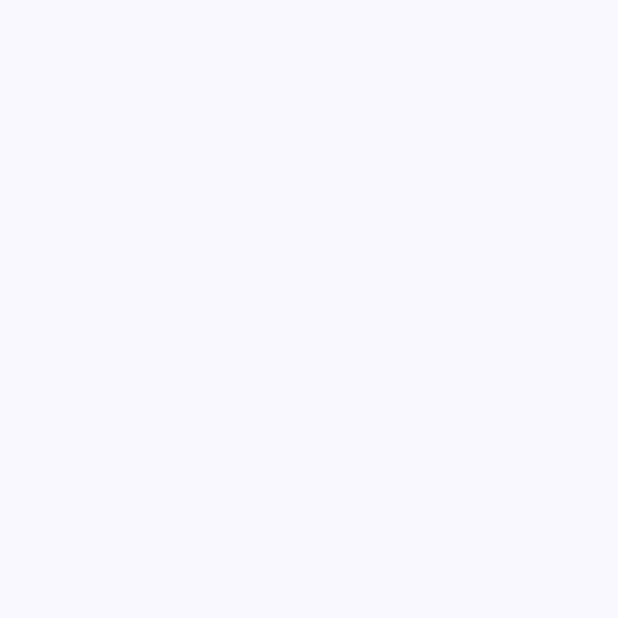
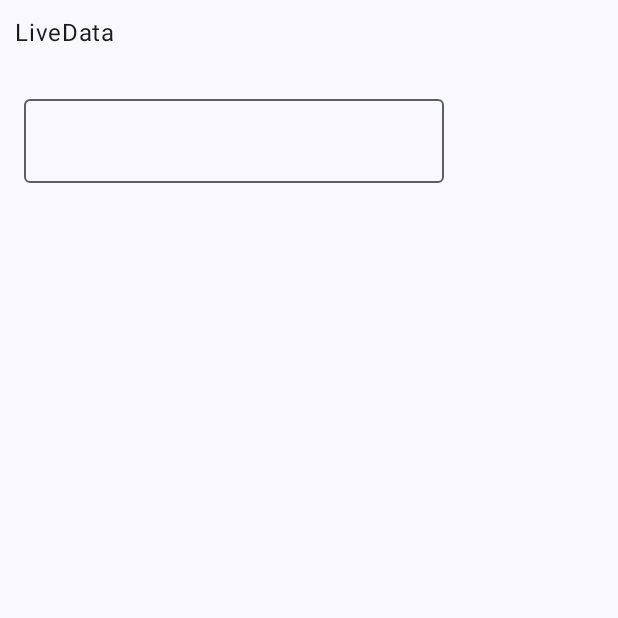
Before and after one commit to ShawnFlynn/TextFieldViewModels, an Android app built with Jetpack Compose: the screen it shows after launch (MainActivity), on a phone screen of 412 x 824 dp, the top half of it. Before the commit the part shown is empty. Run offline under Robolectric (Android 15) with nearby library versions, the phone set to English and light mode, and no system bars; our stand-ins replace livedata-compose.

Commit message:
LiveData implementation

```diff
--- a/app/build.gradle.kts
+++ b/app/build.gradle.kts
@@ -51,7 +51,7 @@ android {
 
 dependencies {
 
-	implementation("androidx.core:core-ktx:1.9.0")
+	implementation("androidx.core:core-ktx:1.10.1")
 	implementation("androidx.lifecycle:lifecycle-runtime-ktx:2.6.1")
 	implementation("androidx.activity:activity-compose:1.7.2")
 	implementation(platform("androidx.compose:compose-bom:2023.03.00"))
@@ -59,6 +59,7 @@ dependencies {
 	implementation("androidx.compose.ui:ui-graphics")
 	implementation("androidx.compose.ui:ui-tooling-preview")
 	implementation("androidx.compose.material3:material3")
+	implementation("androidx.compose.runtime:runtime-livedata:1.5.0")
 	testImplementation("junit:junit:4.13.2")
 	androidTestImplementation("androidx.test.ext:junit:1.1.5")
 	androidTestImplementation("androidx.test.espresso:espresso-core:3.5.1")
--- a/app/src/main/java/com/smf/textfieldviewmodels/MainActivity.kt
+++ b/app/src/main/java/com/smf/textfieldviewmodels/MainActivity.kt
@@ -3,13 +3,28 @@ package com.smf.textfieldviewmodels
 import android.os.Bundle
 import androidx.activity.ComponentActivity
 import androidx.activity.compose.setContent
+import androidx.compose.foundation.layout.Column
+import androidx.compose.foundation.layout.Spacer
 import androidx.compose.foundation.layout.fillMaxSize
+import androidx.compose.foundation.layout.height
+import androidx.compose.foundation.layout.padding
+import androidx.compose.material3.ExperimentalMaterial3Api
 import androidx.compose.material3.MaterialTheme
+import androidx.compose.material3.OutlinedTextField
 import androidx.compose.material3.Surface
+import androidx.compose.material3.Text
+import androidx.compose.runtime.Composable
+import androidx.compose.runtime.getValue
+import androidx.compose.runtime.setValue
+import androidx.compose.runtime.livedata.observeAsState
+import androidx.compose.runtime.mutableStateOf
+import androidx.compose.runtime.saveable.rememberSaveable
 import androidx.compose.ui.Modifier
+import androidx.compose.ui.unit.dp
 import com.smf.textfieldviewmodels.ui.theme.TextFieldViewModelsTheme
 
 class MainActivity : ComponentActivity() {
+	@OptIn(ExperimentalMaterial3Api::class)
 	override fun onCreate(savedInstanceState: Bundle?) {
 		super.onCreate(savedInstanceState)
 		setContent {
@@ -19,8 +34,43 @@ class MainActivity : ComponentActivity() {
 					modifier = Modifier.fillMaxSize(),
 					color = MaterialTheme.colorScheme.background
 				) {
+//					TextFieldScreen()							// Local
+					TextFieldScreen(LiveDataViewModel())		// LiveData
 				}
 			}
 		}
 	}
 }
+
+@ExperimentalMaterial3Api
+@Composable
+private fun TextFieldScreen(liveDataViewModel: LiveDataViewModel? = null)
+{
+	val environment = if (liveDataViewModel == null) "Local" else "LiveData"
+
+	Text(text = environment,
+		modifier = Modifier.padding(10.dp))
+
+	if (environment == "Local") {
+		var localName by rememberSaveable { mutableStateOf("") }   // Local
+		TextFieldContent( text = localName,
+						  onTextChange = { localName = it })
+	} else {
+		if (liveDataViewModel != null) {
+			val viewModelName by liveDataViewModel.text.observeAsState()   // ViewModel
+			TextFieldContent(text = viewModelName.toString(),
+							 onTextChange = { liveDataViewModel.onTextChange(it) })
+		}
+	}
+}
+
+@OptIn(ExperimentalMaterial3Api::class)
+@Composable
+fun TextFieldContent(text: String, onTextChange: (String) -> Unit) {
+
+	Column(modifier = Modifier.padding(16.dp))
+	{
+		Spacer(modifier = Modifier.height(50.dp))
+		OutlinedTextField(value = text.toString(), onValueChange = onTextChange)
+	}
+}
--- /dev/null
+++ b/app/src/main/java/com/smf/textfieldviewmodels/TextFieldViewModels.kt
@@ -0,0 +1,16 @@
+package com.smf.textfieldviewmodels
+
+import androidx.lifecycle.LiveData
+import androidx.lifecycle.MutableLiveData
+
+
+// LiveData
+class LiveDataViewModel() {
+	private var _liveDataText = MutableLiveData<String>("")
+	val text: LiveData<String> = _liveDataText
+
+	fun onTextChange(newName: String) {
+		_liveDataText.value = newName
+	}
+}
+// implementation("androidx.compose.runtime:runtime-livedata:1.5.0") required in app:build.gradle.kts
```
